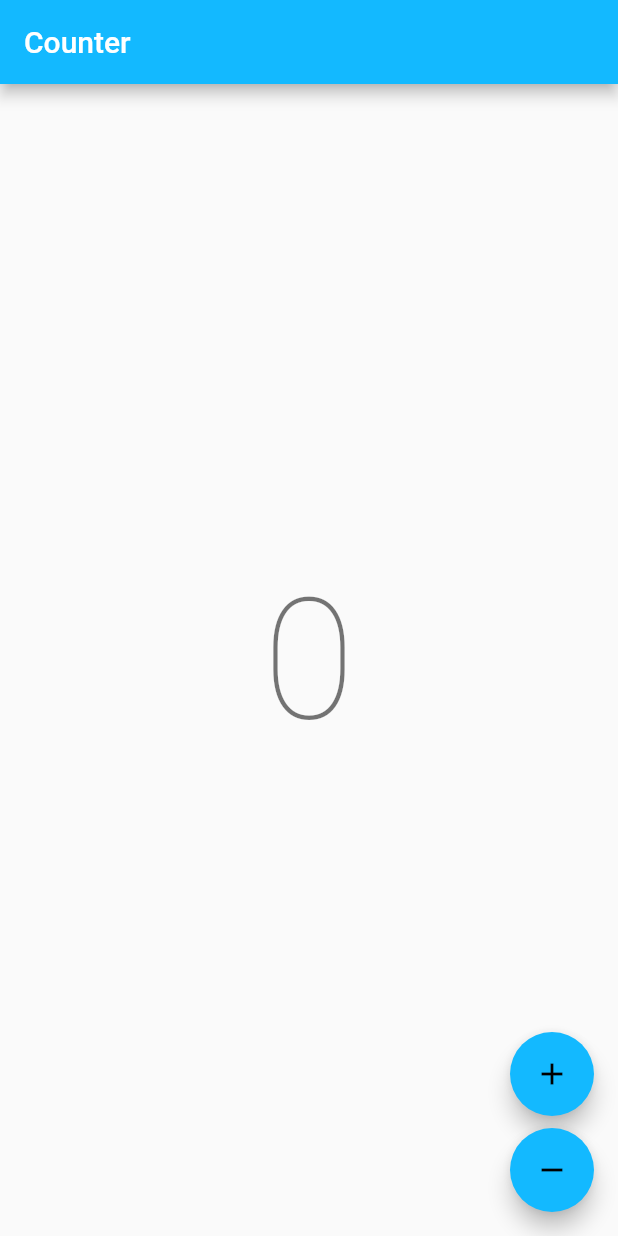
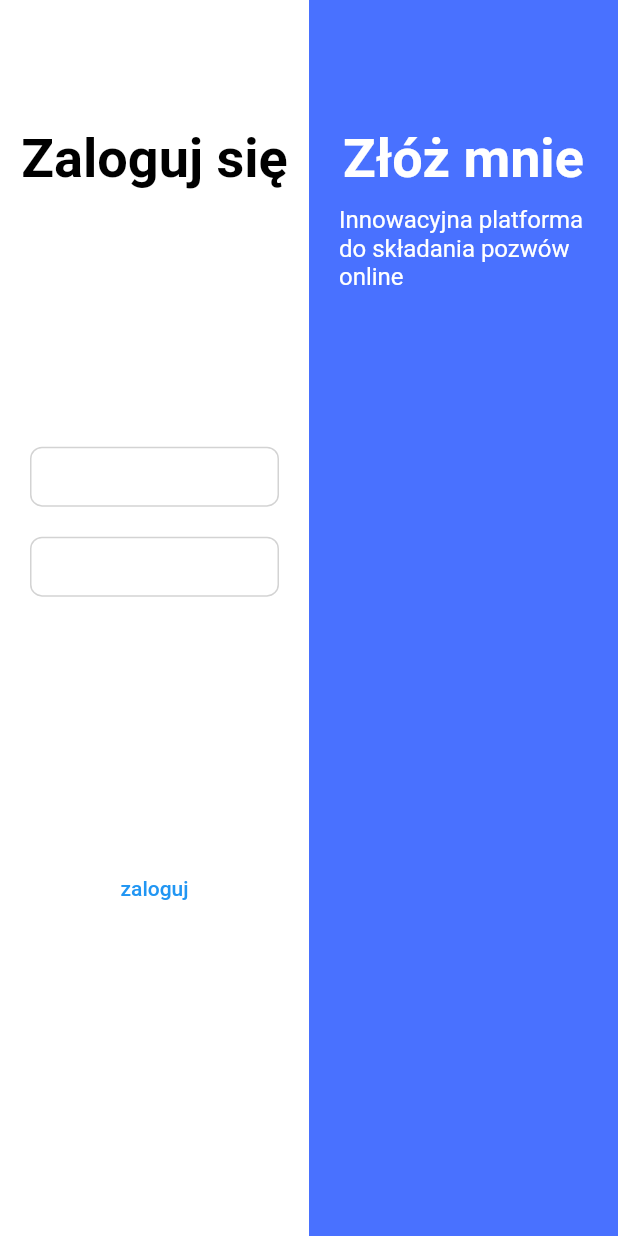
Before and after one commit to l-borkowski/zlozMnie, a Flutter app: the screen it shows after launch, on a phone screen of 412 x 824 dp. Run offline on Flutter 3.47's test engine with Material 2 defaults, Android fonts, the light colour scheme and no system bars; our stand-ins replace bloc, flutter_bloc, flutter_hooks, time; generated files the repository leaves out were written again.

Commit message:
feat: implement basic login page, create empty form space

```diff
--- a/l10n.yaml
+++ b/l10n.yaml
@@ -1,4 +1,4 @@
 arb-dir: lib/l10n/arb
-template-arb-file: app_en.arb
+template-arb-file: app_pl.arb
 output-localization-file: app_localizations.dart
 nullable-getter: false
--- a/lib/app/view/app.dart
+++ b/lib/app/view/app.dart
@@ -7,27 +7,21 @@
 
 import 'package:flutter/material.dart';
 import 'package:flutter_localizations/flutter_localizations.dart';
-import 'package:zloz_mnie/counter/counter.dart';
 import 'package:zloz_mnie/l10n/l10n.dart';
+import 'package:zloz_mnie/login/login.dart';
 
 class App extends StatelessWidget {
   const App({super.key});
 
   @override
   Widget build(BuildContext context) {
-    return MaterialApp(
-      theme: ThemeData(
-        appBarTheme: const AppBarTheme(color: Color(0xFF13B9FF)),
-        colorScheme: ColorScheme.fromSwatch(
-          accentColor: const Color(0xFF13B9FF),
-        ),
-      ),
-      localizationsDelegates: const [
+    return const MaterialApp(
+      localizationsDelegates: [
         AppLocalizations.delegate,
         GlobalMaterialLocalizations.delegate,
       ],
       supportedLocales: AppLocalizations.supportedLocales,
-      home: const CounterPage(),
+      home: LoginPage(),
     );
   }
 }
--- a/lib/counter/view/counter_page.dart
+++ /dev/null
@@ -1,62 +0,0 @@
-// Copyright (c) 2022, Very Good Ventures
-// https://verygood.ventures
-//
-// Use of this source code is governed by an MIT-style
-// license that can be found in the LICENSE file or at
-// https://opensource.org/licenses/MIT.
-
-import 'package:flutter/material.dart';
-import 'package:flutter_bloc/flutter_bloc.dart';
-import 'package:zloz_mnie/counter/counter.dart';
-import 'package:zloz_mnie/l10n/l10n.dart';
-
-class CounterPage extends StatelessWidget {
-  const CounterPage({super.key});
-
-  @override
-  Widget build(BuildContext context) {
-    return BlocProvider(
-      create: (_) => CounterCubit(),
-      child: const CounterView(),
-    );
-  }
-}
-
-class CounterView extends StatelessWidget {
-  const CounterView({super.key});
-
-  @override
-  Widget build(BuildContext context) {
-    final l10n = context.l10n;
-    return Scaffold(
-      appBar: AppBar(title: Text(l10n.counterAppBarTitle)),
-      body: const Center(child: CounterText()),
-      floatingActionButton: Column(
-        mainAxisAlignment: MainAxisAlignment.end,
-        crossAxisAlignment: CrossAxisAlignment.end,
-        children: [
-          FloatingActionButton(
-            onPressed: () => context.read<CounterCubit>().increment(),
-            child: const Icon(Icons.add),
-          ),
-          const SizedBox(height: 8),
-          FloatingActionButton(
-            onPressed: () => context.read<CounterCubit>().decrement(),
-            child: const Icon(Icons.remove),
-          ),
-        ],
-      ),
-    );
-  }
-}
-
-class CounterText extends StatelessWidget {
-  const CounterText({super.key});
-
-  @override
-  Widget build(BuildContext context) {
-    final theme = Theme.of(context);
-    final count = context.select((CounterCubit cubit) => cubit.state);
-    return Text('$count', style: theme.textTheme.headline1);
-  }
-}
--- /dev/null
+++ b/lib/form/cubit/form_cubit.dart
@@ -0,0 +1,7 @@
+import 'package:bloc/bloc.dart';
+
+part 'form_state.dart';
+
+class FormCubit extends Cubit<FormState> {
+  FormCubit() : super(FormState.initial());
+}
--- /dev/null
+++ b/lib/form/cubit/form_state.dart
@@ -0,0 +1,7 @@
+part of 'form_cubit.dart';
+
+class FormState {
+  const FormState();
+
+  factory FormState.initial() => const FormState();
+}
--- a/lib/counter/cubit/counter_cubit.dart
+++ b/lib/form/form.dart
@@ -5,11 +5,5 @@
 // license that can be found in the LICENSE file or at
 // https://opensource.org/licenses/MIT.
 
-import 'package:bloc/bloc.dart';
-
-class CounterCubit extends Cubit<int> {
-  CounterCubit() : super(0);
-
-  void increment() => emit(state + 1);
-  void decrement() => emit(state - 1);
-}
+export 'cubit/form_cubit.dart';
+export 'view/form_page.dart';
--- /dev/null
+++ b/lib/form/view/form_page.dart
@@ -0,0 +1,78 @@
+// Copyright (c) 2022, Very Good Ventures
+// https://verygood.ventures
+//
+// Use of this source code is governed by an MIT-style
+// license that can be found in the LICENSE file or at
+// https://opensource.org/licenses/MIT.
+
+import 'package:flutter/material.dart';
+import 'package:flutter_bloc/flutter_bloc.dart';
+import 'package:flutter_hooks/flutter_hooks.dart';
+import 'package:zloz_mnie/form/cubit/form_cubit.dart';
+
+class FormPage extends StatelessWidget {
+  const FormPage({super.key});
+
+  static Route<FormPage> route() {
+    return MaterialPageRoute(
+      builder: (context) => const FormPage(),
+    );
+  }
+
+  @override
+  Widget build(BuildContext context) {
+    return BlocProvider(
+      create: (_) => FormCubit(),
+      child: const FormView(),
+    );
+  }
+}
+
+class FormView extends HookWidget {
+  const FormView({super.key});
+
+  @override
+  Widget build(BuildContext context) {
+    return Material(
+      child: Row(
+        mainAxisAlignment: MainAxisAlignment.spaceEvenly,
+        children: const [
+          _ListPart(),
+          _FormPart(),
+        ],
+      ),
+    );
+  }
+}
+
+class _ListPart extends StatelessWidget {
+  const _ListPart();
+
+  @override
+  Widget build(BuildContext context) {
+    return Flexible(
+      flex: 3,
+      child: Container(
+        width: double.infinity,
+        height: double.infinity,
+        color: const Color(0xFF4971FF),
+      ),
+    );
+  }
+}
+
+class _FormPart extends StatelessWidget {
+  const _FormPart();
+
+  @override
+  Widget build(BuildContext context) {
+    return Flexible(
+      flex: 7,
+      child: Container(
+        width: double.infinity,
+        height: double.infinity,
+        color: Colors.white,
+      ),
+    );
+  }
+}
--- a/lib/l10n/arb/app_en.arb
+++ b/lib/l10n/arb/app_en.arb
@@ -1,7 +1,4 @@
 {
     "@@locale": "en",
-    "counterAppBarTitle": "Counter",
-    "@counterAppBarTitle": {
-        "description": "Text shown in the AppBar of the Counter Page"
-    }
+    "login": "Zaloguj się"
 }
--- a/lib/l10n/arb/app_es.arb
+++ /dev/null
@@ -1,7 +0,0 @@
-{
-    "@@locale": "es",
-    "counterAppBarTitle": "Contador",
-    "@counterAppBarTitle": {
-        "description": "Texto mostrado en la AppBar de la página del contador"
-    }
-}
--- /dev/null
+++ b/lib/l10n/arb/app_pl.arb
@@ -0,0 +1,6 @@
+{
+    "@@locale": "pl",
+    "login": "Zaloguj się",
+    "fileMe": "Złóż mnie",
+    "fileMeDesc": "Innowacyjna platforma do składania pozwów online"
+}
--- /dev/null
+++ b/lib/login/cubit/login_cubit.dart
@@ -0,0 +1,7 @@
+import 'package:bloc/bloc.dart';
+
+part 'login_state.dart';
+
+class LoginCubit extends Cubit<LoginState> {
+  LoginCubit() : super(LoginState.initial());
+}
--- /dev/null
+++ b/lib/login/cubit/login_state.dart
@@ -0,0 +1,7 @@
+part of 'login_cubit.dart';
+
+class LoginState {
+  const LoginState();
+
+  factory LoginState.initial() => const LoginState();
+}
--- a/lib/counter/counter.dart
+++ b/lib/login/login.dart
@@ -5,5 +5,5 @@
 // license that can be found in the LICENSE file or at
 // https://opensource.org/licenses/MIT.
 
-export 'cubit/counter_cubit.dart';
-export 'view/counter_page.dart';
+export 'cubit/login_cubit.dart';
+export 'view/login_page.dart';
--- /dev/null
+++ b/lib/login/view/login_page.dart
@@ -0,0 +1,196 @@
+// Copyright (c) 2022, Very Good Ventures
+// https://verygood.ventures
+//
+// Use of this source code is governed by an MIT-style
+// license that can be found in the LICENSE file or at
+// https://opensource.org/licenses/MIT.
+
+import 'package:flutter/material.dart';
+import 'package:flutter_bloc/flutter_bloc.dart';
+import 'package:flutter_hooks/flutter_hooks.dart';
+import 'package:time/time.dart';
+import 'package:zloz_mnie/form/form.dart';
+import 'package:zloz_mnie/l10n/l10n.dart';
+import 'package:zloz_mnie/login/cubit/login_cubit.dart';
+import 'package:zloz_mnie/login/login.dart';
+
+class LoginPage extends StatelessWidget {
+  const LoginPage({super.key});
+
+  @override
+  Widget build(BuildContext context) {
+    return BlocProvider(
+      create: (_) => LoginCubit(),
+      child: const LoginView(),
+    );
+  }
+}
+
+class LoginView extends HookWidget {
+  const LoginView({super.key});
+
+  @override
+  Widget build(BuildContext context) {
+    return Material(
+      child: Row(
+        mainAxisAlignment: MainAxisAlignment.spaceEvenly,
+        children: const [
+          _LoginHalf(),
+          _WelcomeHalf(),
+        ],
+      ),
+    );
+  }
+}
+
+class _WelcomeHalf extends StatelessWidget {
+  const _WelcomeHalf();
+
+  @override
+  Widget build(BuildContext context) {
+    final l10n = context.l10n;
+    return Flexible(
+      child: Container(
+        width: double.infinity,
+        height: double.infinity,
+        color: const Color(0xFF4971FF),
+        child: Padding(
+          padding: const EdgeInsets.symmetric(horizontal: 20),
+          child: Column(
+            children: [
+              const Spacer(),
+              Text(
+                l10n.fileMe,
+                style: const TextStyle(
+                  color: Colors.white,
+                  fontSize: 36,
+                  fontWeight: FontWeight.w600,
+                ),
+              ),
+              ConstrainedBox(
+                constraints:
+                    const BoxConstraints(minHeight: 100, minWidth: 200),
+                child: Flexible(
+                  child: Padding(
+                    padding: const EdgeInsets.only(top: 10),
+                    child: Text(
+                      l10n.fileMeDesc,
+                      style: const TextStyle(
+                        color: Colors.white,
+                        fontSize: 16,
+                        fontWeight: FontWeight.w400,
+                      ),
+                    ),
+                  ),
+                ),
+              ),
+              const Spacer(flex: 7),
+            ],
+          ),
+        ),
+      ),
+    );
+  }
+}
+
+class _LoginHalf extends StatelessWidget {
+  const _LoginHalf();
+
+  @override
+  Widget build(BuildContext context) {
+    final l10n = context.l10n;
+    return Flexible(
+      child: Container(
+        width: double.infinity,
+        height: double.infinity,
+        color: Colors.white,
+        child: Column(
+          children: [
+            const Spacer(),
+            Text(
+              l10n.login,
+              style: const TextStyle(
+                color: Colors.black,
+                fontSize: 36,
+                fontWeight: FontWeight.w600,
+              ),
+            ),
+            const Spacer(flex: 2),
+            ConstrainedBox(
+              constraints: const BoxConstraints(minHeight: 100, minWidth: 200),
+              child: Flexible(
+                child: Column(
+                  mainAxisAlignment: MainAxisAlignment.spaceBetween,
+                  children: const [
+                    _TextField(),
+                    _TextField(),
+                  ],
+                ),
+              ),
+            ),
+            const Spacer(flex: 2),
+            Flexible(
+              child: TextButton(
+                onPressed: () => Navigator.of(context).push(FormPage.route()),
+                child: const Text('zaloguj'),
+              ),
+            ),
+            const Spacer(flex: 2),
+          ],
+        ),
+      ),
+    );
+  }
+}
+
+class _TextField extends HookWidget {
+  const _TextField();
+
+  @override
+  Widget build(BuildContext context) {
+    final controller = useTextEditingController();
+    final focusNode = useFocusNode();
+    final hasFocus = useState(false);
+
+    useMemoized(() {
+      focusNode.addListener(() {
+        hasFocus.value = focusNode.hasFocus;
+      });
+    });
+
+    return GestureDetector(
+      onTap: focusNode.requestFocus,
+      child: AnimatedContainer(
+        alignment: Alignment.centerLeft,
+        padding: const EdgeInsets.only(left: 10),
+        margin: const EdgeInsets.symmetric(horizontal: 20),
+        duration: 200.milliseconds,
+        curve: Curves.fastLinearToSlowEaseIn,
+        clipBehavior: Clip.antiAlias,
+        width: 300,
+        height: 40,
+        decoration: BoxDecoration(
+          border: Border.all(
+            color: hasFocus.value
+                ? const Color(0xFF4971FF)
+                : const Color(0xFFD3D3D3),
+          ),
+          borderRadius: const BorderRadius.all(
+            Radius.circular(8),
+          ),
+        ),
+        child: Expanded(
+          child: TextField(
+            controller: controller,
+            focusNode: focusNode,
+            decoration: const InputDecoration(
+              isDense: true,
+              border: InputBorder.none,
+              contentPadding: EdgeInsets.zero,
+            ),
+          ),
+        ),
+      ),
+    );
+  }
+}
--- a/pubspec.yaml
+++ b/pubspec.yaml
@@ -12,9 +12,11 @@ dependencies:
   flutter:
     sdk: flutter
   flutter_bloc: ^8.1.1
+  flutter_hooks: ^0.18.5+1
   flutter_localizations:
     sdk: flutter
   intl: ^0.17.0
+  time: ^2.1.3
 
 dev_dependencies:
   bloc_test: ^9.1.0
```
Also changed, not shown: pubspec.lock.
